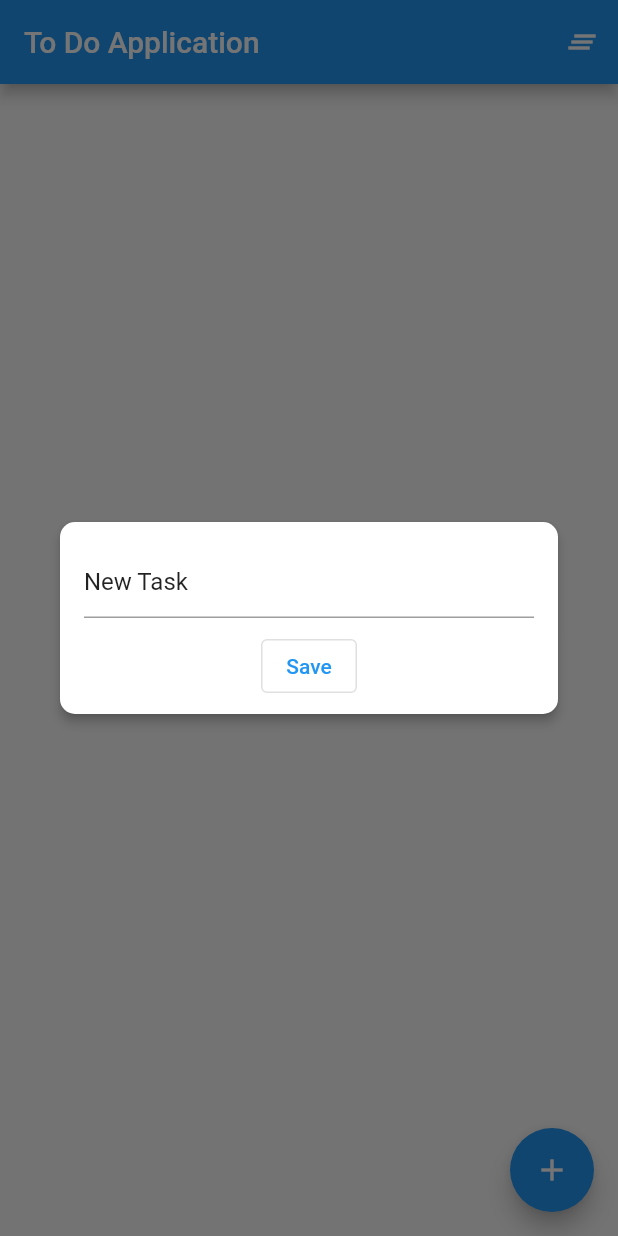
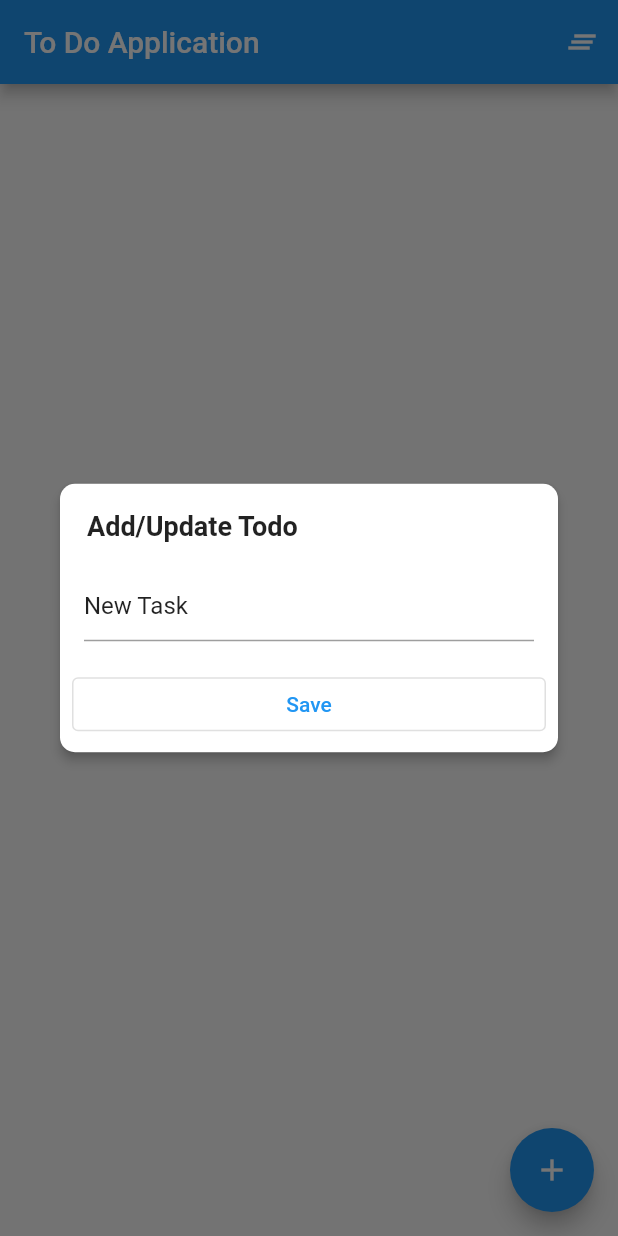
Before and after one commit to sabine33/Flutter-Todo-List-Implementations, a Flutter app: the screen it shows after launch, after a tap on the "add" icon, on a phone screen of 412 x 824 dp. Run offline on Flutter 3.47's test engine with Material 2 defaults, Android fonts, the phone set to English and light mode, and no system bars; our stand-ins replace shared_preferences.

Commit message:
few changes

```diff
--- a/todoapp/lib/main.dart
+++ b/todoapp/lib/main.dart
@@ -7,10 +7,10 @@ import 'screens/homepage.dart';
 void main() async {
   WidgetsFlutterBinding.ensureInitialized(); // mandatory when awaiting on main
 
-  await StorageService.initialize();
+  final prefs = await StorageService().initialize();
   runApp(ChangeNotifierProvider(
       create: (BuildContext context) {
-        return TodoListProvider();
+        return TodoListProvider(prefs);
       },
       child: const TodoApp()));
 }
--- a/todoapp/lib/providers/todo_provider.dart
+++ b/todoapp/lib/providers/todo_provider.dart
@@ -5,27 +5,33 @@ import 'package:todoapp/models/todo.dart';
 import 'package:todoapp/services/storage_service.dart';
 
 class TodoListProvider extends ChangeNotifier {
-  final List<TodoItem> _tasks = StorageService.getTodos();
+  late StorageService _storageService;
+  late List<TodoItem> _tasks;
+
+  TodoListProvider(StorageService service) {
+    _storageService = service;
+    _tasks = _storageService.getTodos();
+  }
 
   List<TodoItem> get tasks => UnmodifiableListView(_tasks);
 
   addTodo(String title) {
     _tasks.add(TodoItem(title: title, isCompleted: false));
     print(jsonEncode(_tasks));
-    StorageService.saveTodos(_tasks);
+    _storageService.saveTodos(_tasks);
 
     notifyListeners();
   }
 
   clearAll() {
     _tasks.clear();
-    StorageService.saveTodos(_tasks);
+    _storageService.saveTodos(_tasks);
     notifyListeners();
   }
 
   removeTodo(TodoItem item) {
     _tasks.removeAt(_tasks.indexOf(item));
-    StorageService.saveTodos(_tasks);
+    _storageService.saveTodos(_tasks);
 
     notifyListeners();
   }
@@ -33,14 +39,14 @@ class TodoListProvider extends ChangeNotifier {
   updateTodo(TodoItem todoItem, String newTitle) {
     var index = _tasks.indexOf(todoItem);
     _tasks[index].title = newTitle;
-    StorageService.saveTodos(_tasks);
+    _storageService.saveTodos(_tasks);
     notifyListeners();
   }
 
   toggleCompletion(TodoItem item) {
     var index = _tasks.indexOf(item);
     _tasks[index].toggle();
-    StorageService.saveTodos(_tasks);
+    _storageService.saveTodos(_tasks);
     notifyListeners();
   }
 }
--- a/todoapp/lib/services/storage_service.dart
+++ b/todoapp/lib/services/storage_service.dart
@@ -5,19 +5,19 @@ import 'package:todoapp/models/todo.dart';
 
 import 'shared_prefs.dart';
 
-const KEY = "tasks";
 late SharedPreferences prefs;
 
 class StorageService {
-  static Future initialize() async {
+  Future<StorageService> initialize() async {
     prefs = await SharedPreferences.getInstance();
+    return this;
   }
 
-  static void saveTodos(List<TodoItem> tasks) {
+  void saveTodos(List<TodoItem> tasks) {
     prefs.setString('tasks', jsonEncode(tasks));
   }
 
-  static List<TodoItem> getTodos() {
+  List<TodoItem> getTodos() {
     var storedData = prefs.getString('tasks');
     print(storedData);
     if (storedData != null) {
--- a/todoapp/lib/widgets/add_task_dialog.dart
+++ b/todoapp/lib/widgets/add_task_dialog.dart
@@ -28,8 +28,21 @@ class AddTaskDialog extends StatelessWidget {
             padding: const EdgeInsets.all(8.0),
             child: Column(
               mainAxisSize: MainAxisSize.min,
+              crossAxisAlignment: CrossAxisAlignment.stretch,
               mainAxisAlignment: MainAxisAlignment.spaceBetween,
               children: [
+                Container(
+                    decoration: BoxDecoration(
+                        // color: Colors.blueAccent,
+                        //  borderRadius: BorderRadius.circular(10)
+                        ),
+                    padding: EdgeInsets.all(10),
+                    // color: Colors.blue,
+                    child: Text(
+                      "Add/Update Todo",
+                      style:
+                          TextStyle(fontSize: 18, fontWeight: FontWeight.bold),
+                    )),
                 Padding(
                   padding: const EdgeInsets.all(8.0),
                   child: TextField(
@@ -40,6 +53,7 @@ class AddTaskDialog extends StatelessWidget {
                     maxLines: 1,
                   ),
                 ),
+                SizedBox(height: 10),
                 OutlinedButton(
                     onPressed: () {
                       if (todoItem == null) {
@@ -58,5 +72,3 @@ class AddTaskDialog extends StatelessWidget {
     );
   }
 }
-
-void onTaskUpdated(TodoItem? todoItem) {}
```
Also changed, not shown: 3 other files.
